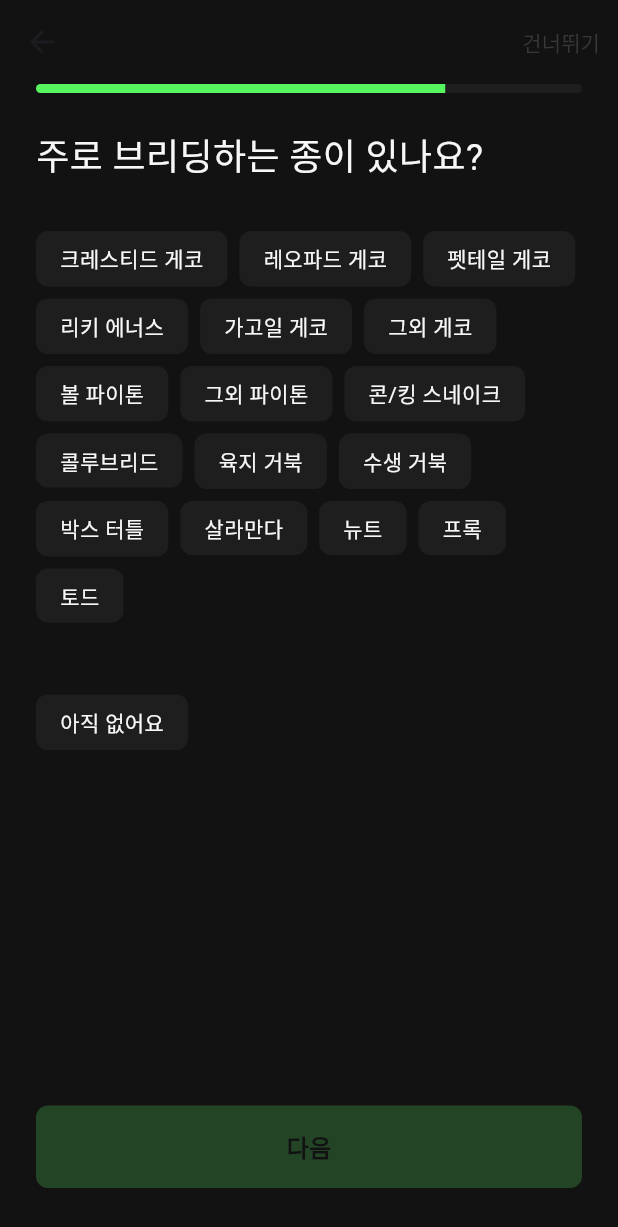
After one commit to oobinkim/rep_f_Flutter, a Flutter app: the ProfileView screen opened by its route, swiped to page 3, on a phone screen of 412 x 824 dp. The commit adds this screen. Shown: the top 1227 px of the screen. Run offline on Flutter 3.47's test engine with Material 3 defaults, Android fonts, the phone set to English and light mode, and no system bars; our stand-ins replace cloud_firestore, firebase_auth, firebase_core; accounts and stored records are empty.

Commit message:
ID - 02 온보딩 화면에서 버튼이 Selected 상태일 때 배경 색상 #1E1E1E -> #2C2C2C
화면 ID - 0203 업체명/닉네임 입력 화면에서 텍스트필드 수정

주종목 선택 화면추가

```diff
--- /dev/null
+++ b/devtools_options.yaml
@@ -0,0 +1,3 @@
+description: This file stores settings for Dart & Flutter DevTools.
+documentation: https://docs.flutter.dev/tools/devtools/extensions#configure-extension-enablement-states
+extensions:
--- a/lib/share/app_color.dart
+++ b/lib/share/app_color.dart
@@ -2,6 +2,7 @@ import 'package:flutter/material.dart';
 
 class AppColors {
   static const Color darkGray = Color(0xFF1E1E1E);
+  static const Color purposeButtonGrey = Color(0xFF2C2C2C);
   static const Color lightGray = Color(0xFF383838);
   static const Color textGray = Color(0xFF5A5A5A);
   static const Color borderGray = Color(0xFF444444);
--- a/lib/viewmodels/profile_viewmodel.dart
+++ b/lib/viewmodels/profile_viewmodel.dart
@@ -1,14 +1,15 @@
 import 'package:flutter/material.dart';
 
 class ProfileViewModel extends ChangeNotifier {
-  int currentStep = 0; // 현재 단계
-  String selectedPurpose = ""; // 선택한 목적 (브리더/업체 or 개인사육자)
-  String businessNumber = ""; // 완성된 사업자 등록번호
-  String firstPart = ""; // 사업자번호 첫 번째 입력
-  String middlePart = ""; // 사업자번호 중간 입력
-  String lastPart = ""; // 사업자번호 마지막 입력
-  String NickName = ""; // 브리더 이름
-  String personalName = ""; // 개인사육자 이름
+  int currentStep = 0;
+  String selectedPurpose = "";
+  String businessNumber = "";
+  String firstPart = "";
+  String middlePart = "";
+  String lastPart = "";
+  String NickName = "";
+  String personalName = "";
+  String selectedSpecies = ""; // 단일 선택으로 변경
   PageController pageController = PageController();
 
   void nextStep() {
@@ -47,13 +48,12 @@ class ProfileViewModel extends ChangeNotifier {
       lastPart = value;
     }
 
-    // 모든 파트가 입력되었는지 확인 후 businessNumber 업데이트
     if (firstPart.length == 3 &&
         middlePart.length == 2 &&
         lastPart.length == 5) {
-      businessNumber = "$firstPart$middlePart$lastPart"; // '-' 없이 저장
+      businessNumber = "$firstPart$middlePart$lastPart";
     } else {
-      businessNumber = ""; // 입력이 완성되지 않으면 초기화
+      businessNumber = "";
     }
     notifyListeners();
   }
@@ -68,5 +68,10 @@ class ProfileViewModel extends ChangeNotifier {
     notifyListeners();
   }
 
+  void updateSelectedSpecies(String species) {
+    selectedSpecies = species; // 단일 선택 처리
+    notifyListeners();
+  }
+
   bool get isPurposeSelected => selectedPurpose.isNotEmpty;
 }
--- a/lib/views/profile_view/profile_steps.dart
+++ b/lib/views/profile_view/profile_steps.dart
@@ -1,3 +1,4 @@
 export 'profile_view+business_number.dart';
 export 'profile_view+input_name.dart';
 export 'profile_view+purpose.dart';
+export 'profile_view+species_selection.dart';
--- a/lib/views/profile_view/profile_view+purpose.dart
+++ b/lib/views/profile_view/profile_view+purpose.dart
@@ -22,7 +22,7 @@ class ProfilePurpose extends StatelessWidget {
               child: Row(
                 children: [
                   Expanded(flex: 1, child: Container(color: AppColors.lightGreen)),
-                  Expanded(flex: 3, child: Container(color: AppColors.darkGray)),
+                  Expanded(flex: 3, child: Container(color: AppColors.purposeButtonGrey)),
                 ],
               ),
             ),
@@ -76,8 +76,8 @@ class ProfilePurpose extends StatelessWidget {
             borderRadius: BorderRadius.circular(12),
             border: Border.all(
               color: viewModel.selectedPurpose == label
-                  ? AppColors.lightGreen // 선택된 경우 라이트그린 테두리
-                  : Colors.transparent, // 선택되지 않은 경우 투명 테두리
+                  ? AppColors.lightGreen
+                  : Colors.transparent,
               width: 2,
             ),
           ),
--- /dev/null
+++ b/lib/views/profile_view/profile_view+species_selection.dart
@@ -0,0 +1,130 @@
+import 'package:flutter/material.dart';
+import 'package:provider/provider.dart';
+import '../../viewmodels/profile_viewmodel.dart';
+import '../../share/app_color.dart';
+import '../../widgets/bar_button.dart';
+
+class SpeciesSelectionStep extends StatelessWidget {
+  final List<String> speciesList = [
+    "크레스티드 게코", "레오파드 게코", "펫테일 게코", "리키 에너스", "가고일 게코", "그외 게코",
+    "볼 파이톤", "그외 파이톤", "콘/킹 스네이크", "콜루브리드", "육지 거북", "수생 거북",
+    "박스 터틀", "살라만다", "뉴트", "프록", "토드"
+  ]; // "아직 없어요"는 제외
+
+  @override
+  Widget build(BuildContext context) {
+    final viewModel = Provider.of<ProfileViewModel>(context);
+
+    return Padding(
+      padding: const EdgeInsets.symmetric(horizontal: 24.0),
+      child: Column(
+        crossAxisAlignment: CrossAxisAlignment.start,
+        children: [
+          // Progress Bar
+          ClipRRect(
+            borderRadius: BorderRadius.circular(12),
+            child: Container(
+              height: 6,
+              child: Row(
+                children: [
+                  Expanded(flex: 3, child: Container(color: AppColors.lightGreen)),
+                  Expanded(flex: 1, child: Container(color: AppColors.darkGray)),
+                ],
+              ),
+            ),
+          ),
+          SizedBox(height: 24),
+
+          // Title
+          Text(
+            "주로 브리딩하는 종이 있나요?",
+            style: TextStyle(color: AppColors.white, fontSize: 24),
+          ),
+          SizedBox(height: 32),
+
+          // Species Selection Buttons
+          Wrap(
+            spacing: 8.0,
+            runSpacing: 8.0,
+            children: speciesList.map((species) {
+              final isSelected = viewModel.selectedSpecies == species;
+              return GestureDetector(
+                onTap: () {
+                  if (isSelected) {
+                    viewModel.updateSelectedSpecies("");
+                  } else {
+                    viewModel.updateSelectedSpecies(species);
+                  }
+                },
+                child: Container(
+                  padding: EdgeInsets.symmetric(horizontal: 16, vertical: 8),
+                  decoration: BoxDecoration(
+                    color: isSelected ? AppColors.white : AppColors.darkGray,
+                    borderRadius: BorderRadius.circular(8),
+                  ),
+                  child: Text(
+                    species,
+                    style: TextStyle(
+                      color: isSelected ? AppColors.black : AppColors.white,
+                      fontSize: 14,
+                    ),
+                  ),
+                ),
+              );
+            }).toList(),
+          ),
+          SizedBox(height: 48),
+
+          Align(
+            alignment: Alignment.centerLeft, // 왼쪽 정렬
+            child: GestureDetector(
+              onTap: () {
+                if (viewModel.selectedSpecies == "아직 없어요") {
+                  viewModel.updateSelectedSpecies("");
+                } else {
+                  viewModel.updateSelectedSpecies("아직 없어요");
+                }
+              },
+              child: Container(
+                padding: EdgeInsets.symmetric(horizontal: 16, vertical: 8),
+                decoration: BoxDecoration(
+                  color: viewModel.selectedSpecies == "아직 없어요"
+                      ? AppColors.white
+                      : AppColors.darkGray,
+                  borderRadius: BorderRadius.circular(8),
+                ),
+                child: Text(
+                  "아직 없어요",
+                  style: TextStyle(
+                    color: viewModel.selectedSpecies == "아직 없어요"
+                        ? AppColors.black
+                        : AppColors.white,
+                    fontSize: 14,
+                  ),
+                ),
+              ),
+            ),
+          ),
+          Spacer(),
+
+          // Next Button
+          BarButton(
+            text: "다음",
+            isEnabled: viewModel.selectedSpecies.isNotEmpty,
+            onPressed: viewModel.selectedSpecies.isNotEmpty
+                ? () {
+              viewModel.nextStep();
+              print("선택된 주종목: ${viewModel.selectedSpecies}");
+            }
+                : null,
+            enabledColor: AppColors.lightGreen,
+            disabledColor: AppColors.darkGreen,
+            enabledTextColor: AppColors.black,
+            disabledTextColor: AppColors.black,
+          ),
+          SizedBox(height: 32),
+        ],
+      ),
+    );
+  }
+}
--- a/lib/views/profile_view/profile_view.dart
+++ b/lib/views/profile_view/profile_view.dart
@@ -15,12 +15,14 @@ class ProfileView extends StatelessWidget {
             appBar: AppBar(
               backgroundColor: AppColors.black,
               elevation: 0,
-              leading: viewModel.currentStep == 0
-                  ? null
-                  : IconButton(
+              leading: viewModel.currentStep > 0
+                  ? IconButton(
                 icon: Icon(Icons.arrow_back, color: AppColors.white),
-                onPressed: () => viewModel.previousStep(),
-              ),
+                onPressed: () {
+                  viewModel.previousStep();
+                },
+              )
+                  : null,
               actions: [
                 if (viewModel.currentStep != 3) // 마지막 단계가 아닐 때
                   TextButton(
@@ -37,12 +39,12 @@ class ProfileView extends StatelessWidget {
             backgroundColor: AppColors.black,
             body: PageView(
               controller: viewModel.pageController,
-              physics: NeverScrollableScrollPhysics(),
+              physics: NeverScrollableScrollPhysics(), // 스와이프로 이동 금지
               children: [
                 ProfilePurpose(),
-                if (viewModel.selectedPurpose == "브리더/업체")
-                  BusinessNumberStep(), // 브리더/업체라면 사업자 번호 입력 화면
-                InputNameStep(), // 공통 이름 입력 화면
+                if (viewModel.selectedPurpose == "브리더/업체") BusinessNumberStep(),
+                InputNameStep(),
+                SpeciesSelectionStep(),
               ],
             ),
           );
```
Also changed, not shown: lib/views/profile_view/profile_view+input_name.dart (+14 -15 lines).
